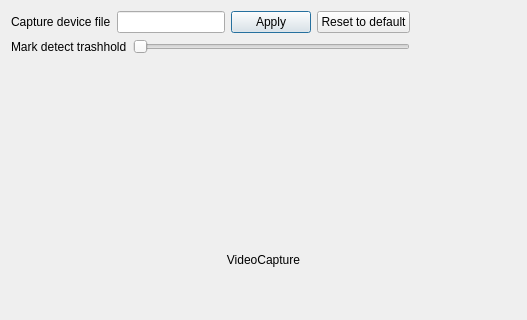
Above: SettingsWindow.ui from xintrea/movenoid before the change; both pictures show x 0 to 527 and y 0 to 320 of the 527 by 499 pixel window. Below: the same form after it.
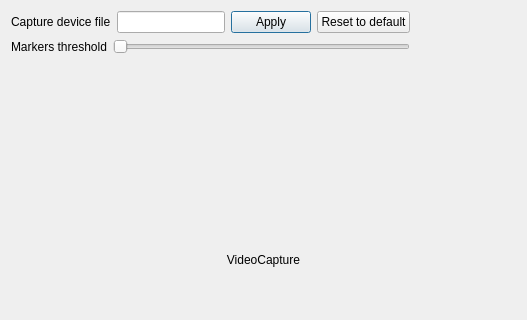
That is the form after the change.

Diff of the .ui file:
```diff
--- a/SettingsWindow.ui
+++ b/SettingsWindow.ui
@@ -63,7 +63,7 @@
            <item>
             <widget class="QLabel" name="brigthnessTrashholdLabel">
              <property name="text">
-              <string>Mark detect trashhold</string>
+              <string>Markers threshold</string>
              </property>
             </widget>
            </item>
```
Left out of the diff: 42 changed lines with no effect on the pictures.
